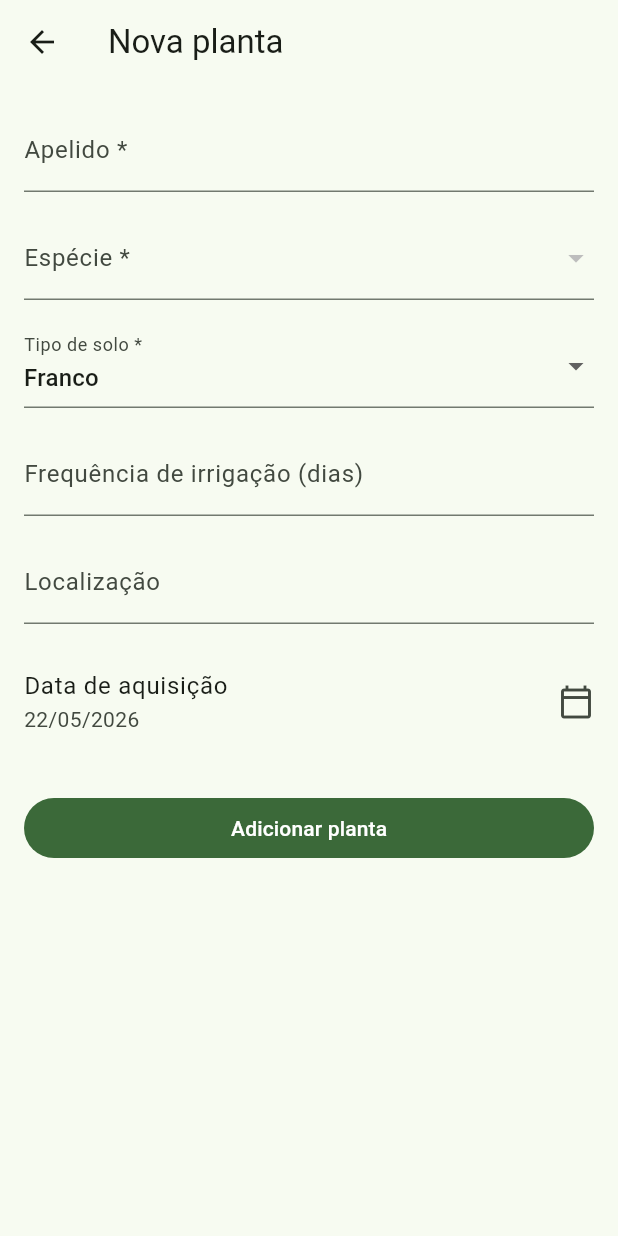
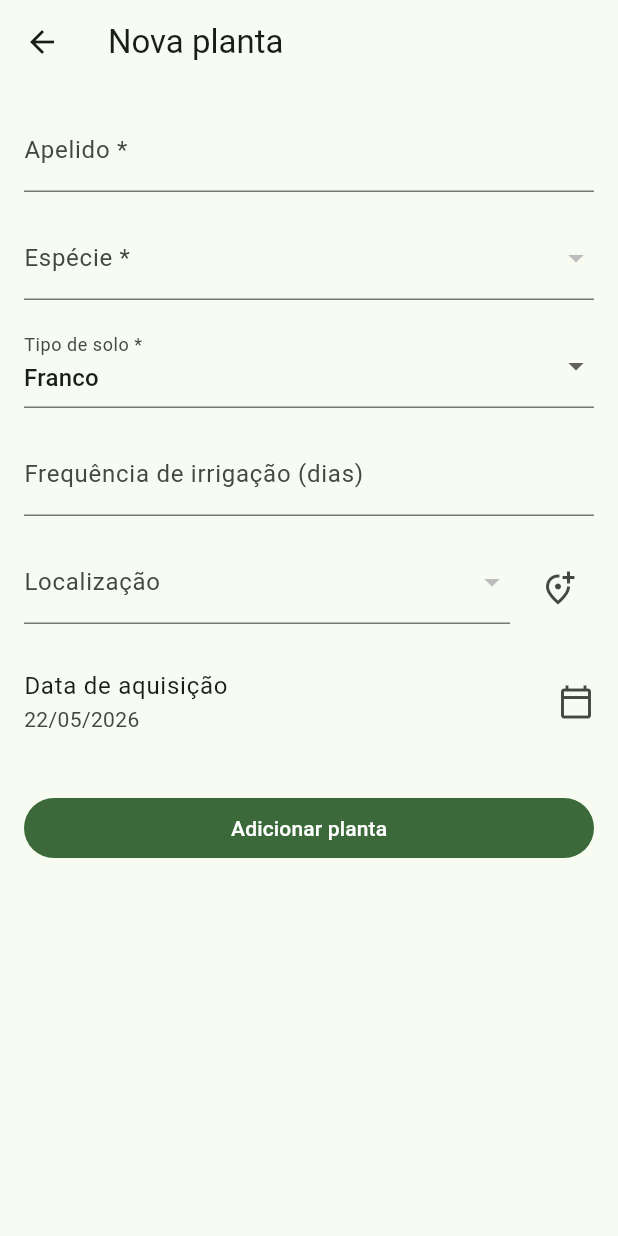
Before and after one commit to bruno1pb13/Polypodium, a Flutter app: the screen it shows after launch, after a tap on the "add" icon, on a phone screen of 412 x 824 dp. Run offline on Flutter 3.47's test engine with Material 3 defaults, Android fonts, the phone set to English and light mode, and no system bars; our stand-ins replace drift, flutter_local_notifications, flutter_riverpod, flutter_timezone, image_picker, riverpod_annotation and 1 more; missing offline and left inert: workmanager; accounts and stored records are empty; generated files the repository leaves out were written again.

Commit message:
feat: implement location management and relational plant-to-location mapping
- Adds a new Locations feature module including domain models, Drift DAOs, and Riverpod providers.
- Updates the plants schema to include a `locationId` foreign key referencing the new locations table.
- Includes a database migration (v2) that automatically extracts existing free-text locations into unique managed location entities.
- Updates plant creation and editing screens to replace the location text field with a selection dropdown.
- Enhances the plant list and detail screens to display the associated location name.
- Adds dedicated management screens for viewing, adding, and editing the list of available locations.

```diff
--- a/lib/features/plants/data/plants_repository.dart
+++ b/lib/features/plants/data/plants_repository.dart
@@ -89,6 +89,7 @@ class PlantsRepository {
         irrigationFrequencyDays: row.irrigationFrequencyDays,
         acquisitionDate: row.acquisitionDate,
         location: row.location,
+        locationId: row.locationId,
         lastIrrigatedAt: row.lastIrrigatedAt,
         createdAt: row.createdAt,
         syncStatus: row.syncStatus,
@@ -103,6 +104,7 @@ class PlantsRepository {
         irrigationFrequencyDays: Value(m.irrigationFrequencyDays),
         acquisitionDate: m.acquisitionDate,
         location: Value(m.location),
+        locationId: Value(m.locationId),
         lastIrrigatedAt: Value(m.lastIrrigatedAt),
         createdAt: m.createdAt,
         syncStatus: Value(m.syncStatus),
--- a/lib/features/plants/data/plants_table.dart
+++ b/lib/features/plants/data/plants_table.dart
@@ -1,6 +1,7 @@
 import 'package:drift/drift.dart';
 
 import '../../../core/database/converters.dart';
+import '../../locations/data/locations_table.dart';
 import '../../species/data/species_table.dart';
 
 class PlantsTable extends Table {
@@ -18,6 +19,9 @@ class PlantsTable extends Table {
 
   DateTimeColumn get acquisitionDate => dateTime()();
   TextColumn get location => text().nullable()();
+  TextColumn get locationId => text()
+      .nullable()
+      .references(LocationsTable, #id, onDelete: KeyAction.setNull)();
   DateTimeColumn get lastIrrigatedAt => dateTime().nullable()();
   DateTimeColumn get createdAt => dateTime()();
 
--- a/lib/features/plants/domain/plant_model.dart
+++ b/lib/features/plants/domain/plant_model.dart
@@ -1,6 +1,7 @@
 import 'dart:convert';
 
 import '../../../core/enums.dart';
+import '../../locations/domain/location_model.dart';
 import '../../species/domain/species_model.dart';
 
 class PlantModel {
@@ -13,6 +14,7 @@ class PlantModel {
   final int? irrigationFrequencyDays;
   final DateTime acquisitionDate;
   final String? location;
+  final String? locationId;
   final DateTime? lastIrrigatedAt;
   final DateTime createdAt;
   // TODO(sync): Used by the sync layer to determine pending changes
@@ -26,6 +28,7 @@ class PlantModel {
     this.irrigationFrequencyDays,
     required this.acquisitionDate,
     this.location,
+    this.locationId,
     this.lastIrrigatedAt,
     required this.createdAt,
     this.syncStatus = SyncStatus.pending,
@@ -39,6 +42,7 @@ class PlantModel {
     Object? irrigationFrequencyDays = _sentinel,
     DateTime? acquisitionDate,
     Object? location = _sentinel,
+    Object? locationId = _sentinel,
     Object? lastIrrigatedAt = _sentinel,
     DateTime? createdAt,
     SyncStatus? syncStatus,
@@ -53,6 +57,7 @@ class PlantModel {
             : irrigationFrequencyDays as int?,
         acquisitionDate: acquisitionDate ?? this.acquisitionDate,
         location: location == _sentinel ? this.location : location as String?,
+        locationId: locationId == _sentinel ? this.locationId : locationId as String?,
         lastIrrigatedAt: lastIrrigatedAt == _sentinel
             ? this.lastIrrigatedAt
             : lastIrrigatedAt as DateTime?,
@@ -69,6 +74,7 @@ class PlantModel {
         'irrigationFrequencyDays': irrigationFrequencyDays,
         'acquisitionDate': acquisitionDate.toIso8601String(),
         'location': location,
+        'locationId': locationId,
         'lastIrrigatedAt': lastIrrigatedAt?.toIso8601String(),
         'createdAt': createdAt.toIso8601String(),
         'syncStatus': syncStatus.name,
@@ -84,8 +90,13 @@ const Object _sentinel = Object();
 class PlantWithSpecies {
   final PlantModel plant;
   final SpeciesModel species;
+  final LocationModel? location;
 
-  const PlantWithSpecies({required this.plant, required this.species});
+  const PlantWithSpecies({
+    required this.plant,
+    required this.species,
+    this.location,
+  });
 
   int get effectiveFrequencyDays =>
       plant.irrigationFrequencyDays ?? species.defaultIrrigationFrequencyDays;
--- a/lib/features/plants/presentation/providers/plants_providers.dart
+++ b/lib/features/plants/presentation/providers/plants_providers.dart
@@ -3,6 +3,7 @@ import 'package:riverpod_annotation/riverpod_annotation.dart';
 import '../../../../core/database/database_provider.dart';
 import '../../data/plants_repository.dart';
 import '../../domain/plant_model.dart';
+import '../../../locations/presentation/providers/locations_providers.dart';
 import '../../../species/presentation/providers/species_providers.dart';
 
 part 'plants_providers.g.dart';
@@ -43,10 +44,17 @@ Future<List<PlantWithSpecies>> plantsWithSpecies(
     PlantsWithSpeciesRef ref) async {
   final plants = await ref.watch(plantsNotifierProvider.future);
   final species = await ref.watch(speciesNotifierProvider.future);
+  final locations = await ref.watch(locationsNotifierProvider.future);
 
   final speciesById = {for (final s in species) s.id: s};
+  final locationsById = {for (final l in locations) l.id: l};
+
   return plants
       .where((p) => speciesById.containsKey(p.speciesId))
-      .map((p) => PlantWithSpecies(plant: p, species: speciesById[p.speciesId]!))
+      .map((p) => PlantWithSpecies(
+            plant: p,
+            species: speciesById[p.speciesId]!,
+            location: p.locationId != null ? locationsById[p.locationId] : null,
+          ))
       .toList();
 }
--- a/lib/features/plants/presentation/screens/add_edit_plant_screen.dart
+++ b/lib/features/plants/presentation/screens/add_edit_plant_screen.dart
@@ -6,6 +6,8 @@ import 'package:uuid/uuid.dart';
 import '../../../../core/enums.dart';
 import '../../../species/domain/species_model.dart';
 import '../../../species/presentation/providers/species_providers.dart';
+import '../../../locations/presentation/providers/locations_providers.dart';
+import '../../../locations/presentation/screens/add_edit_location_screen.dart';
 import '../../domain/plant_model.dart';
 import '../providers/plants_providers.dart';
 
@@ -21,10 +23,10 @@ class AddEditPlantScreen extends ConsumerStatefulWidget {
 class _AddEditPlantScreenState extends ConsumerState<AddEditPlantScreen> {
   final _formKey = GlobalKey<FormState>();
   late final TextEditingController _nicknameCtrl;
-  late final TextEditingController _locationCtrl;
   late final TextEditingController _frequencyCtrl;
 
   String? _selectedSpeciesId;
+  String? _selectedLocationId;
   SoilType _soilType = SoilType.loamy;
   DateTime _acquisitionDate = DateTime.now();
 
@@ -38,11 +40,11 @@ class _AddEditPlantScreenState extends ConsumerState<AddEditPlantScreen> {
     super.initState();
     final p = widget.plant;
     _nicknameCtrl = TextEditingController(text: p?.nickname ?? '');
-    _locationCtrl = TextEditingController(text: p?.location ?? '');
     _frequencyCtrl = TextEditingController(
       text: p?.irrigationFrequencyDays?.toString() ?? '',
     );
     _selectedSpeciesId = p?.speciesId;
+    _selectedLocationId = p?.locationId;
     _soilType = p?.soilType ?? SoilType.loamy;
     _acquisitionDate = p?.acquisitionDate ?? DateTime.now();
   }
@@ -50,7 +52,6 @@ class _AddEditPlantScreenState extends ConsumerState<AddEditPlantScreen> {
   @override
   void dispose() {
     _nicknameCtrl.dispose();
-    _locationCtrl.dispose();
     _frequencyCtrl.dispose();
     super.dispose();
   }
@@ -58,6 +59,7 @@ class _AddEditPlantScreenState extends ConsumerState<AddEditPlantScreen> {
   @override
   Widget build(BuildContext context) {
     final speciesAsync = ref.watch(speciesNotifierProvider);
+    final locationsAsync = ref.watch(locationsNotifierProvider);
 
     return Scaffold(
       appBar: AppBar(
@@ -66,7 +68,10 @@ class _AddEditPlantScreenState extends ConsumerState<AddEditPlantScreen> {
       body: speciesAsync.when(
         loading: () => const Center(child: CircularProgressIndicator()),
         error: (e, _) => Center(child: Text('Erro: $e')),
-        data: (species) => Form(
+        data: (species) => locationsAsync.when(
+          loading: () => const Center(child: CircularProgressIndicator()),
+          error: (e, _) => Center(child: Text('Erro: $e')),
+          data: (locations) => Form(
             key: _formKey,
             child: ListView(
               padding: const EdgeInsets.all(16),
@@ -136,12 +141,36 @@ class _AddEditPlantScreenState extends ConsumerState<AddEditPlantScreen> {
                   },
                 ),
                 const SizedBox(height: 16),
-              TextFormField(
-                controller: _locationCtrl,
+                Row(
+                  crossAxisAlignment: CrossAxisAlignment.end,
+                  children: [
+                    Expanded(
+                      child: DropdownButtonFormField<String>(
+                        value: _selectedLocationId,
                         decoration: const InputDecoration(
                           labelText: 'Localização',
-                  hintText: 'Ex: Varanda, quarto',
                         ),
+                        items: locations
+                            .map((l) => DropdownMenuItem(
+                                  value: l.id,
+                                  child: Text(l.name),
+                                ))
+                            .toList(),
+                        onChanged: (v) => setState(() => _selectedLocationId = v),
+                      ),
+                    ),
+                    const SizedBox(width: 8),
+                    IconButton(
+                      icon: const Icon(Icons.add_location_alt_outlined),
+                      tooltip: 'Nova localização',
+                      onPressed: () => Navigator.push(
+                        context,
+                        MaterialPageRoute(
+                          builder: (_) => const AddEditLocationScreen(),
+                        ),
+                      ),
+                    ),
+                  ],
                 ),
                 const SizedBox(height: 16),
                 ListTile(
@@ -157,6 +186,7 @@ class _AddEditPlantScreenState extends ConsumerState<AddEditPlantScreen> {
                   child: Text(_isEditing ? 'Salvar alterações' : 'Adicionar planta'),
                 ),
               ],
+            ),
           ),
         ),
       ),
@@ -191,9 +221,7 @@ class _AddEditPlantScreenState extends ConsumerState<AddEditPlantScreen> {
       irrigationFrequencyDays:
           frequencyText.isEmpty ? null : int.parse(frequencyText),
       acquisitionDate: _acquisitionDate,
-      location: _locationCtrl.text.trim().isEmpty
-          ? null
-          : _locationCtrl.text.trim(),
+      locationId: _selectedLocationId,
       lastIrrigatedAt: widget.plant?.lastIrrigatedAt,
       createdAt: widget.plant?.createdAt ?? DateTime.now(),
     );
--- a/lib/features/plants/presentation/screens/home_screen.dart
+++ b/lib/features/plants/presentation/screens/home_screen.dart
@@ -2,6 +2,7 @@ import 'package:flutter/material.dart';
 import 'package:flutter_riverpod/flutter_riverpod.dart';
 
 import '../../../species/presentation/screens/species_list_screen.dart';
+import '../../../locations/presentation/screens/locations_list_screen.dart';
 import '../providers/plants_providers.dart';
 import '../widgets/plant_list_item.dart';
 import 'add_edit_plant_screen.dart';
@@ -18,6 +19,14 @@ class HomeScreen extends ConsumerWidget {
       appBar: AppBar(
         title: const Text('PlantLog'),
         actions: [
+          IconButton(
+            icon: const Icon(Icons.location_on_outlined),
+            tooltip: 'Localizações',
+            onPressed: () => Navigator.push(
+              context,
+              MaterialPageRoute(builder: (_) => const LocationsListScreen()),
+            ),
+          ),
           IconButton(
             icon: const Icon(Icons.eco_outlined),
             tooltip: 'Espécies',
--- a/lib/features/plants/presentation/widgets/plant_list_item.dart
+++ b/lib/features/plants/presentation/widgets/plant_list_item.dart
@@ -30,7 +30,8 @@ class PlantListItem extends StatelessWidget {
       ),
       title: Text(pws.plant.nickname,
           style: const TextStyle(fontWeight: FontWeight.w600)),
-      subtitle: Text(pws.species.popularName),
+      subtitle: Text(
+          '${pws.species.popularName}${pws.location != null ? ' • ${pws.location!.name}' : ''}'),
       trailing: _IrrigationBadge(daysRelative: days, overdue: overdue),
       onTap: onTap,
     );
```
Also changed, not shown: lib/core/database/app_database.dart (+60 -2 lines), lib/features/locations/data/locations_dao.dart (added, +28 -0 lines), lib/features/locations/data/locations_repository.dart (added, +64 -0 lines), lib/features/locations/data/locations_table.dart (added, +20 -0 lines), lib/features/locations/domain/location_model.dart (added, +46 -0 lines), lib/features/locations/presentation/providers/locations_providers.dart (added, +31 -0 lines), lib/features/locations/presentation/screens/add_edit_location_screen.dart (added, +104 -0 lines), lib/features/locations/presentation/screens/locations_list_screen.dart (added, +104 -0 lines), lib/features/plants/presentation/screens/plant_detail_screen.dart (+17 -2 lines), lib/core/database/app_database.g.dart, lib/features/entries/data/entries_dao.g.dart, lib/features/plants/data/plants_dao.g.dart, lib/features/plants/presentation/providers/plants_providers.g.dart. Lines whose indentation alone changed are shown as unchanged.
